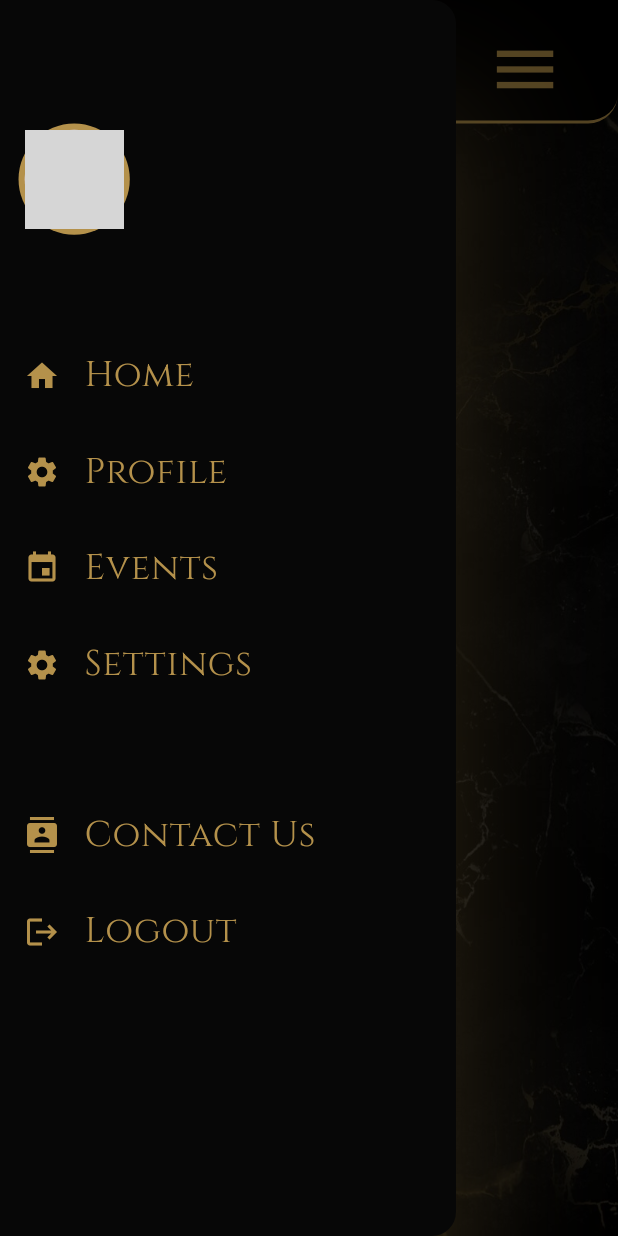
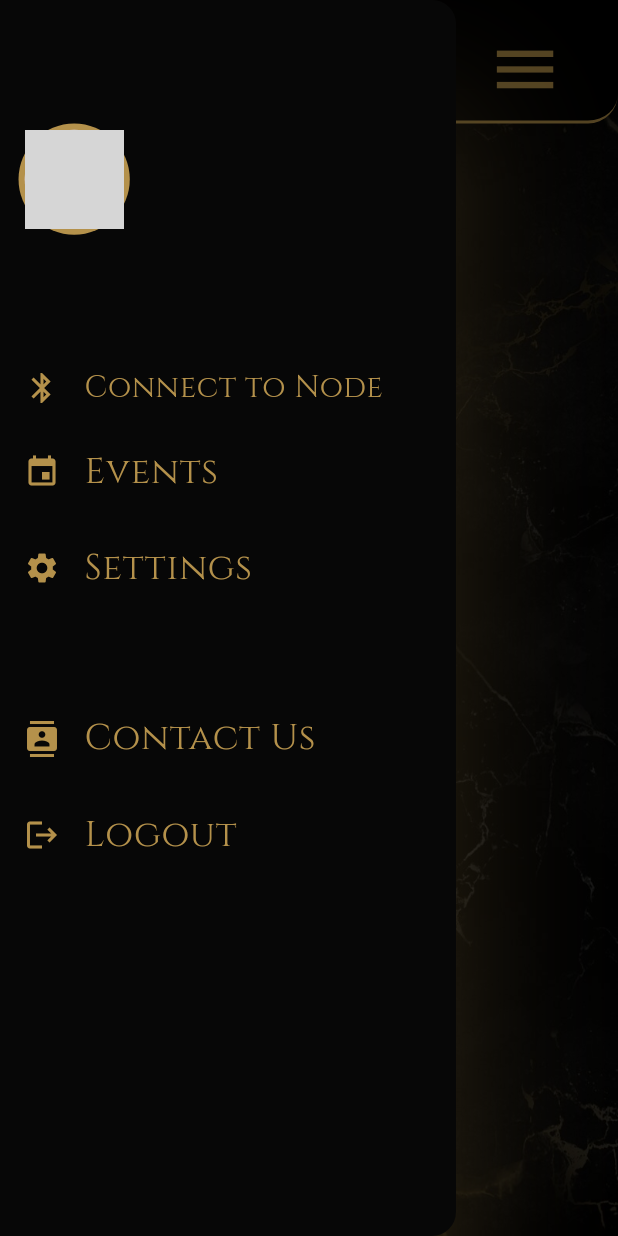
Before and after one commit to M4dhav/blackrock_go, a Flutter app: the MapHomePage screen opened directly, with the side drawer open, on a phone screen of 412 x 824 dp. Run offline on Flutter 3.47's test engine with Material 3 defaults, Android fonts, the phone set to English and light mode, and no system bars; our stand-ins replace animated_bottom_navigation_bar, animated_toggle_switch, flutter_blue_plus, flutter_dotenv, geolocator, get and 8 more; missing offline and left inert: mapbox_maps_flutter, meshtastic_flutter, vs_story_designer; accounts and stored records are empty; grey boxes are pictures that could not be loaded.

Commit message:
feat: partial implementation with meshtastic nodes

```diff
--- /dev/null
+++ b/devtools_options.yaml
@@ -0,0 +1,3 @@
+description: This file stores settings for Dart & Flutter DevTools.
+documentation: https://docs.flutter.dev/tools/devtools/extensions#configure-extension-enablement-states
+extensions:
--- a/lib/main.dart
+++ b/lib/main.dart
@@ -2,10 +2,12 @@ import 'dart:io';
 
 import 'package:blackrock_go/controllers/biometrics_controller.dart';
 import 'package:blackrock_go/controllers/event_controller.dart';
+import 'package:blackrock_go/controllers/meshtastic_node_controller.dart';
 import 'package:blackrock_go/controllers/timeline_post_controller.dart';
 import 'package:blackrock_go/controllers/user_controller.dart';
 import 'package:blackrock_go/models/user_model.dart';
 import 'package:blackrock_go/views/screens/base_view.dart';
+import 'package:blackrock_go/views/screens/connect_node_screen.dart';
 import 'package:blackrock_go/views/screens/event_details_screen.dart';
 import 'package:blackrock_go/views/screens/legal_screen.dart';
 import 'package:blackrock_go/views/screens/onboarding.dart';
@@ -69,6 +71,7 @@ void main() async {
       Get.put(TimelinePostController());
   final EventController eventController = Get.put(EventController());
   final BiometricsController auth = Get.put(BiometricsController());
+  Get.put(() => MeshtasticNodeController(), permanent: true);
   await eventController.getEvents();
   await timelineController.getPosts();
   await auth.initialize();
@@ -166,6 +169,9 @@ class MyApp extends StatelessWidget {
                 event: (state.extra as List)[0],
               ),
             ),
+            GoRoute(
+                path: 'connectNode',
+                builder: (context, state) => const ConnectNodeScreen()),
           ],
         ),
       ],
--- a/lib/views/screens/base_view.dart
+++ b/lib/views/screens/base_view.dart
@@ -4,6 +4,7 @@ import 'package:blackrock_go/controllers/timeline_post_controller.dart';
 import 'package:blackrock_go/views/screens/home_screen.dart';
 import 'package:blackrock_go/views/screens/profile_screen.dart';
 import 'package:animated_bottom_navigation_bar/animated_bottom_navigation_bar.dart';
+import 'package:blackrock_go/views/screens/rooms.dart';
 import 'package:flutter/material.dart';
 import 'package:get/get.dart';
 import 'package:go_router/go_router.dart';
@@ -21,7 +22,7 @@ class _NavBarState extends State<NavBar> {
   int _selectedIndex = 2;
   static final List<Widget> _widgetOptions = <Widget>[
     ProfilePage(),
-    // const RoomsPage(),
+    const RoomsPage(),
     const ProfilePage(),
     const MapHomePage(),
   ];
--- a/lib/views/screens/home_screen.dart
+++ b/lib/views/screens/home_screen.dart
@@ -6,7 +6,7 @@ import 'package:blackrock_go/models/const_model.dart';
 import 'package:blackrock_go/models/event_model.dart';
 import 'package:blackrock_go/views/widgets/drawer_widget.dart';
 import 'package:blackrock_go/views/widgets/event_widget.dart';
-import 'package:blackrock_go/views/widgets/navbar_widget.dart';
+import 'package:blackrock_go/views/widgets/appbar_widget.dart';
 import 'package:flutter/material.dart';
 import 'package:get/get.dart';
 import 'package:geolocator/geolocator.dart' as geo;
@@ -171,7 +171,7 @@ class _MapHomePageState extends State<MapHomePage> {
         drawer: const CustomDrawer(),
         extendBodyBehindAppBar: true,
         backgroundColor: Colors.transparent,
-        appBar: CustomNavBar(
+        appBar: CustomAppBar(
             leadingWidget: Padding(
               padding: EdgeInsets.only(left: 3.w),
               child: Image.asset(
--- a/lib/views/screens/legal_screen.dart
+++ b/lib/views/screens/legal_screen.dart
@@ -1,7 +1,7 @@
 import 'dart:developer';
 
 import 'package:blackrock_go/models/const_model.dart';
-import 'package:blackrock_go/views/widgets/navbar_widget.dart';
+import 'package:blackrock_go/views/widgets/appbar_widget.dart';
 import 'package:animated_toggle_switch/animated_toggle_switch.dart';
 import 'package:flutter/material.dart';
 import 'package:get/get.dart';
@@ -27,7 +27,7 @@ class LegalPageState extends State<LegalPage> {
               image: AssetImage("assets/bg.jpg"), fit: BoxFit.cover)),
       child: Scaffold(
         backgroundColor: Colors.transparent,
-        appBar: CustomNavBar(
+        appBar: CustomAppBar(
           leadingWidget: Padding(
             padding: EdgeInsets.all(1.w),
             child: IconButton(
--- a/lib/views/screens/onboarding.dart
+++ b/lib/views/screens/onboarding.dart
@@ -1,7 +1,7 @@
 import 'dart:io';
 
 import 'package:blackrock_go/models/const_model.dart';
-import 'package:blackrock_go/views/widgets/navbar_widget.dart';
+import 'package:blackrock_go/views/widgets/appbar_widget.dart';
 import 'package:blackrock_go/controllers/user_controller.dart';
 import 'package:blackrock_go/models/user_model.dart';
 import 'package:flutter/material.dart';
@@ -36,7 +36,7 @@ class _OnboardingScreenState extends State<OnboardingScreen> {
               ),
               fit: BoxFit.cover)),
       child: Scaffold(
-        appBar: CustomNavBar(
+        appBar: CustomAppBar(
           leadingWidget: Padding(
             padding: EdgeInsets.all(1.w),
             child: IconButton(
--- a/lib/views/screens/profile_screen.dart
+++ b/lib/views/screens/profile_screen.dart
@@ -1,7 +1,7 @@
 import 'package:blackrock_go/controllers/timeline_post_controller.dart';
 import 'package:blackrock_go/controllers/user_controller.dart';
 import 'package:blackrock_go/views/widgets/drawer_widget.dart';
-import 'package:blackrock_go/views/widgets/navbar_widget.dart';
+import 'package:blackrock_go/views/widgets/appbar_widget.dart';
 import 'package:blackrock_go/views/widgets/timeline_post_widget.dart';
 import 'package:flutter/material.dart';
 import 'package:get/get.dart';
@@ -25,7 +25,7 @@ class _ProfilePageState extends State<ProfilePage> {
       key: _scaffoldKey,
       drawer: const CustomDrawer(),
       backgroundColor: Colors.transparent,
-      appBar: CustomNavBar(
+      appBar: CustomAppBar(
         leadingWidget: SizedBox(
           width: 50.w,
           child: Text(
--- a/lib/views/screens/terms_and_conditions_page.dart
+++ b/lib/views/screens/terms_and_conditions_page.dart
@@ -1,4 +1,4 @@
-import 'package:blackrock_go/views/widgets/navbar_widget.dart';
+import 'package:blackrock_go/views/widgets/appbar_widget.dart';
 import 'package:flutter/material.dart';
 import 'package:responsive_sizer/responsive_sizer.dart';
 
@@ -50,7 +50,7 @@ class _TermsAndConditionsPageState extends State<TermsAndConditionsPage> {
   @override
   Widget build(BuildContext context) {
     return Scaffold(
-      appBar: CustomNavBar(
+      appBar: CustomAppBar(
           leadingWidget: IconButton(
               onPressed: () {},
               icon: const Icon(
--- /dev/null
+++ b/lib/views/widgets/appbar_widget.dart
@@ -0,0 +1,56 @@
+import 'package:flutter/material.dart';
+import 'package:responsive_sizer/responsive_sizer.dart';
+
+class CustomAppBar extends StatelessWidget implements PreferredSizeWidget {
+  final Widget leadingWidget;
+  final Widget actionWidgets;
+  final Widget? titleWidget;
+
+  const CustomAppBar({
+    super.key,
+    required this.leadingWidget,
+    required this.actionWidgets,
+    this.titleWidget,
+  });
+
+  @override
+  Widget build(BuildContext context) {
+    return Container(
+      decoration: const BoxDecoration(
+        color: Colors.black,
+        borderRadius: BorderRadius.only(
+          bottomLeft: Radius.circular(20), // Only bottom-left is rounded
+          bottomRight: Radius.circular(20), // Only bottom-right is rounded
+        ),
+
+        // boxShadow: [
+        //   BoxShadow(
+        //     color: Colors.grey.shade300,
+        //     blurRadius: 5,
+        //     offset: const Offset(0, 3),
+        //   ),
+        // ],
+
+        border: Border(
+          bottom: BorderSide(color: Color(0xffb4914b), width: 2),
+        ),
+      ),
+      child: SafeArea(
+        child: Padding(
+          padding: EdgeInsets.symmetric(horizontal: 4.w, vertical: 13),
+          child: Row(
+            mainAxisAlignment: MainAxisAlignment.spaceBetween,
+            children: [
+              leadingWidget,
+              titleWidget ?? const SizedBox.shrink(),
+              actionWidgets,
+            ],
+          ),
+        ),
+      ),
+    );
+  }
+
+  @override
+  Size get preferredSize => Size.fromHeight(10.h); // Increased height
+}
--- a/lib/views/widgets/drawer_widget.dart
+++ b/lib/views/widgets/drawer_widget.dart
@@ -50,43 +50,23 @@ class CustomDrawer extends StatelessWidget {
               ],
             ),
           ),
+          SizedBox(height: 1.h),
           InkWell(
             onTap: () {
-              while (context.canPop()) {
-                context.pop();
-              }
-              context.pushReplacement('/home');
+              context.push('/connectNode');
             },
             child: ListTile(
-              leading:
-                  Icon(Icons.home, color: const Color(0xffb4914b), size: 24.px),
+              leading: Icon(Icons.bluetooth,
+                  color: const Color(0xffb4914b), size: 24.px),
               title: Text(
-                'Home',
+                'Connect to Node',
                 style: TextStyle(
                   color: const Color(0xffb4914b),
-                  fontSize: 24.px,
+                  fontSize: 20.px,
                 ),
               ),
             ),
           ),
-          SizedBox(height: 1.h),
-          InkWell(
-            onTap: () {
-              Get.to(const ProfilePage());
-            },
-            child: ListTile(
-              leading: Icon(Icons.settings,
-                  color: const Color(0xffb4914b), size: 24.px),
-              title: Text(
-                'Profile',
-                style: TextStyle(
-                  color: const Color(0xffb4914b),
-                  fontSize: 24.px,
-                ),
-              ),
-            ),
-          ),
-          SizedBox(height: 1.h),
           InkWell(
             onTap: () {
               Navigator.pop(context);
--- a/lib/views/widgets/navbar_widget.dart
+++ /dev/null
@@ -1,95 +0,0 @@
-import 'package:flutter/material.dart';
-import 'package:responsive_sizer/responsive_sizer.dart';
-
-class CustomNavBar extends StatelessWidget implements PreferredSizeWidget {
-  final Widget leadingWidget;
-  final Widget actionWidgets;
-
-  const CustomNavBar({
-    super.key,
-    required this.leadingWidget,
-    required this.actionWidgets,
-  });
-
-  @override
-  Widget build(BuildContext context) {
-    return Container(
-      decoration: const BoxDecoration(
-        color: Colors.black,
-        borderRadius: BorderRadius.only(
-          bottomLeft: Radius.circular(20), // Only bottom-left is rounded
-          bottomRight: Radius.circular(20), // Only bottom-right is rounded
-        ),
-
-        // boxShadow: [
-        //   BoxShadow(
-        //     color: Colors.grey.shade300,
-        //     blurRadius: 5,
-        //     offset: const Offset(0, 3),
-        //   ),
-        // ],
-
-        border: Border(
-          bottom:
-              BorderSide(color: Color(0xffb4914b), width: 2), // Bottom border
-        ),
-      ),
-      child: SafeArea(
-        child: Padding(
-          padding: EdgeInsets.symmetric(
-              horizontal: 4.w, vertical: 13), // Increased vertical padding
-          child: Row(
-            mainAxisAlignment: MainAxisAlignment.spaceBetween,
-            children: [
-              leadingWidget,
-              // Row(
-              //   children: [
-              //     Text(
-              //       username,
-              //       style: const TextStyle(
-              //         fontSize: 18,
-              //         fontWeight: FontWeight.bold,
-              //         color: Color(0xffb4914b),
-              //       ),
-              //     ),
-              //     const SizedBox(width: 8),
-              //     GestureDetector(
-              //       onTap: () {
-              //         Clipboard.setData(ClipboardData(text: username));
-              //         onCopyPressed();
-              //         ScaffoldMessenger.of(context).showSnackBar(
-              //           const SnackBar(content: Text("Username copied!")),
-              //         );
-              //       },
-              //       child: const Icon(Icons.copy,
-              //           size: 18, color: Color(0xffb4914b)),
-              //     ),
-              //   ],
-              // ),
-
-              // Grouped icons for Add and Menu
-              // Row(
-              //   children: [
-              //     IconButton(
-              //       icon: const Icon(Icons.add_box,
-              //           size: 26, color: Color(0xffb4914b)),
-              //       onPressed: onAddPressed,
-              //     ),
-              //     IconButton(
-              //       icon: const Icon(Icons.menu,
-              //           size: 29, color: Color(0xffb4914b)),
-              //       onPressed: onMenuPressed,
-              //     ),
-              //   ],
-              // ),
-              actionWidgets,
-            ],
-          ),
-        ),
-      ),
-    );
-  }
-
-  @override
-  Size get preferredSize => Size.fromHeight(10.h); // Increased height
-}
--- a/pubspec.yaml
+++ b/pubspec.yaml
@@ -61,6 +61,7 @@ dependencies:
   sqflite: ^2.4.2
   path: ^1.9.1
   meshtastic_flutter: ^0.0.3
+  flutter_blue_plus: ^1.35.5
 
 
 dev_dependencies:
```
Also changed, not shown: lib/controllers/meshtastic_node_controller.dart (added, +40 -0 lines), lib/views/screens/connect_node_screen.dart (added, +104 -0 lines), lib/views/screens/rooms.dart (+154 -219 lines), lib/views/widgets/golden_button.dart (+5 -5 lines), pubspec.lock, 2 other files.
